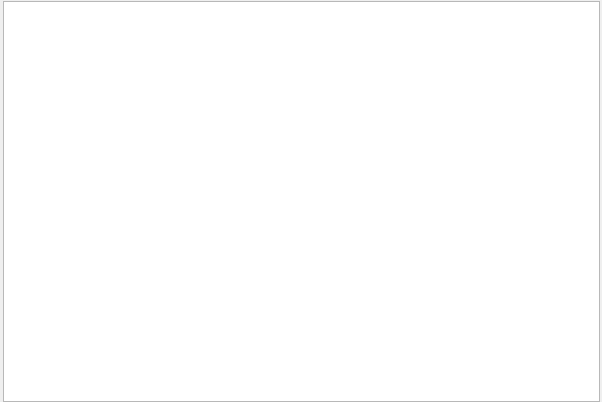
Qt form tesis/src/eswc_demo/ui/main.ui (izquierdo/postgrado) before a commit.
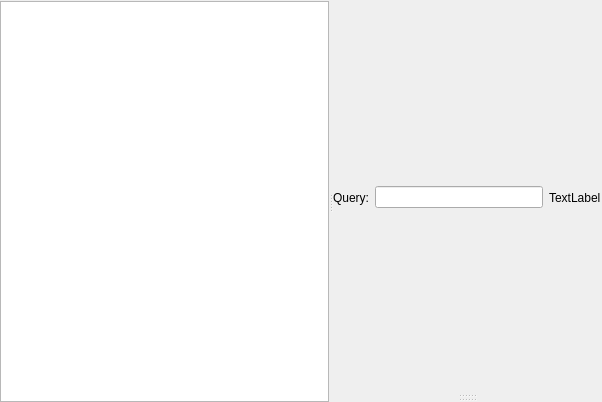
The same form after that commit.

Commit message: "concrete services" alineado arriba, servicios en orden correcto

What changed in the file:
```diff
--- a/tesis/src/eswc_demo/ui/main.ui
+++ b/tesis/src/eswc_demo/ui/main.ui
@@ -14,10 +14,10 @@
    <string>MainWindow</string>
   </property>
   <widget class="QWidget" name="CentralWid">
-   <widget class="QSplitter" name="splitter">
+   <widget class="QSplitter" name="splitter_2">
     <property name="geometry">
      <rect>
-      <x>3</x>
+      <x>0</x>
       <y>1</y>
       <width>601</width>
       <height>401</height>
@@ -26,9 +26,52 @@
     <property name="orientation">
      <enum>Qt::Horizontal</enum>
     </property>
-    <widget class="QListView" name="listView"/>
-    <widget class="QWidget" name="verticalLayoutWidget">
-     <layout class="QVBoxLayout" name="verticalLayout"/>
+    <widget class="QListView" name="listView">
+     <property name="sizePolicy">
+      <sizepolicy hsizetype="Expanding" vsizetype="Expanding">
+       <horstretch>0</horstretch>
+       <verstretch>0</verstretch>
+      </sizepolicy>
+     </property>
+    </widget>
+    <widget class="QSplitter" name="splitter">
+     <property name="orientation">
+      <enum>Qt::Vertical</enum>
+     </property>
+     <widget class="QWidget" name="horizontalLayoutWidget">
+      <layout class="QHBoxLayout" name="horizontalLayout">
+       <item>
+        <widget class="QLabel" name="label">
+         <property name="text">
+          <string>Query:</string>
+         </property>
+        </widget>
+       </item>
+       <item>
+        <widget class="QLineEdit" name="queryDisplay">
+         <property name="readOnly">
+          <bool>true</bool>
+         </property>
+        </widget>
+       </item>
+       <item>
+        <layout class="QGridLayout" name="gridLayout"/>
+       </item>
+       <item>
+        <widget class="QLabel" name="label_2">
+         <property name="text">
+          <string>TextLabel</string>
+         </property>
+        </widget>
+       </item>
+      </layout>
+     </widget>
+     <widget class="QWidget" name="horizontalLayoutWidget_2">
+      <layout class="QHBoxLayout" name="horizontalLayout_2"/>
+     </widget>
+     <widget class="QWidget" name="horizontalLayoutWidget_3">
+      <layout class="QHBoxLayout" name="horizontalLayout_3"/>
+     </widget>
     </widget>
    </widget>
   </widget>
```
The commit also changes 2 other files.
